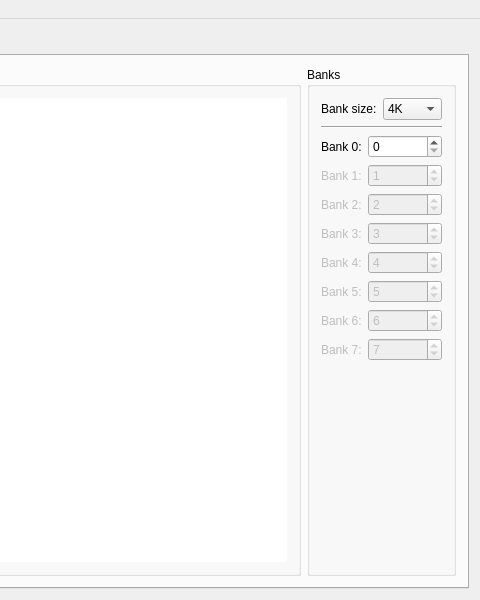
BattyBovine/NES-Stage-Tool, file nesstagetool.ui: the form before one commit; both pictures show x 462 to 942 and y 0 to 600 of the 942 by 600 pixel window.
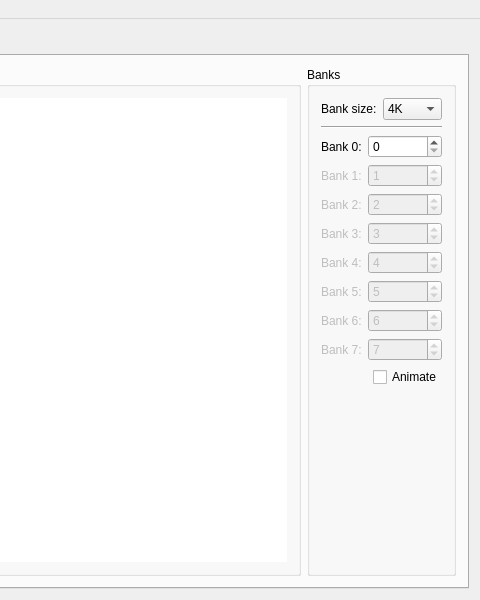
The form after the commit. The open tabs and pages were chosen to show the change. Custom widgets are drawn as their Qt base class.

Commit message: Added an animation option, and fixed a bug where tile selections were miscalculated.

```diff
--- a/nesstagetool.ui
+++ b/nesstagetool.ui
@@ -718,6 +718,12 @@
         </item>
         <item>
          <widget class="QGroupBox" name="groupBox_7">
+          <property name="sizePolicy">
+           <sizepolicy hsizetype="Maximum" vsizetype="Preferred">
+            <horstretch>0</horstretch>
+            <verstretch>0</verstretch>
+           </sizepolicy>
+          </property>
           <property name="title">
            <string>Banks</string>
           </property>
@@ -1025,6 +1031,30 @@
              </item>
             </layout>
            </item>
+           <item>
+            <layout class="QHBoxLayout" name="horizontalLayout_13">
+             <item>
+              <spacer name="horizontalSpacer_2">
+               <property name="orientation">
+                <enum>Qt::Horizontal</enum>
+               </property>
+               <property name="sizeHint" stdset="0">
+                <size>
+                 <width>40</width>
+                 <height>20</height>
+                </size>
+               </property>
+              </spacer>
+             </item>
+             <item>
+              <widget class="QCheckBox" name="chkAnimation">
+               <property name="text">
+                <string>Animate</string>
+               </property>
+              </widget>
+             </item>
+            </layout>
+           </item>
            <item>
             <spacer name="verticalSpacer_5">
              <property name="orientation">
```
Left out of the diff: 219 changed lines with no effect on the pictures. The commit also changes 7 other files.
